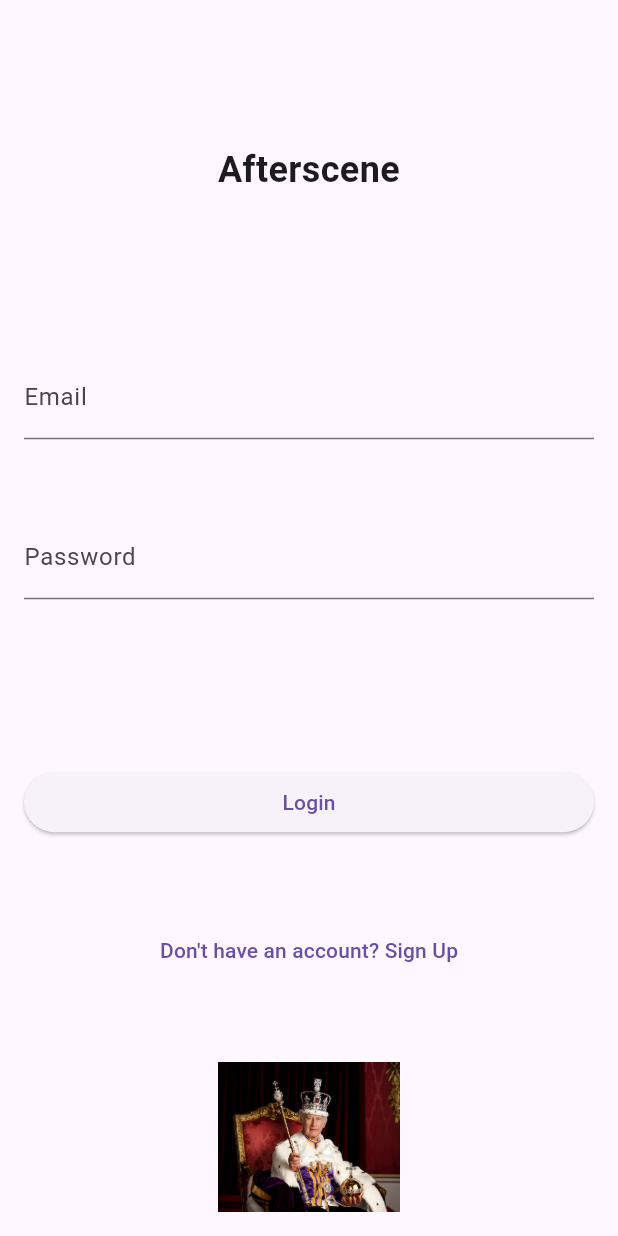
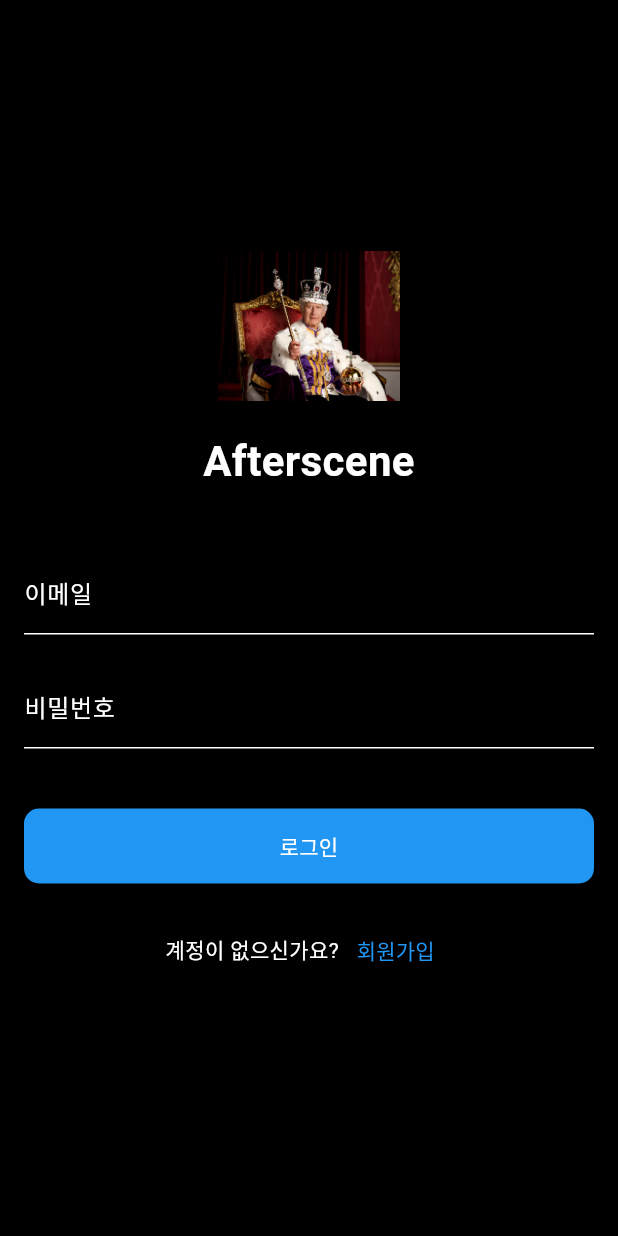
Before and after one commit to shinjhwa/Afterscene, a Flutter app: the screen it shows after launch, on a phone screen of 412 x 824 dp. Run offline on Flutter 3.47's test engine with Material 3 defaults, Android fonts, the phone set to English and light mode, and no system bars; our stand-ins replace cloud_firestore, firebase_auth, firebase_core, firebase_storage, flutter_rating_bar, image_picker and 1 more; accounts and stored records are empty.

Commit message:
9-28 lunch

```diff
--- a/lib/main.dart
+++ b/lib/main.dart
@@ -1,47 +1,92 @@
-// Flutter 앱이 시작되는 지점
 import 'package:flutter/material.dart';
 import 'package:firebase_core/firebase_core.dart';  // Firebase 초기화를 위해 Firebase 관련 패키지 추가
-import 'firebase_options.dart';  // Firebase 설정 파일을 가져옴 (이 파일은 Firebase 프로젝트와 연결되는 설정 정보)
+import 'firebase_options.dart';  // Firebase 설정 파일을 가져옴
 import 'screens/home_screen.dart';  // 홈 화면 UI
 import 'screens/login_screen.dart';  // 로그인 화면 UI
 import 'screens/signup_screen.dart';  // 회원가입 화면 UI
 import 'screens/movie_room_screen.dart';  // 영화 방 UI
 import 'screens/add_movie_screen.dart';  // Add Movie 화면 UI 추가
 import 'screens/my_page_screen.dart';  // My Page 화면 UI 추가
+import 'screens/reply_screen.dart';  // Reply 화면 UI 추가
 
 void main() async {
-  // 비동기 작업을 수행하기 위해 main 함수를 async로 설정
-  WidgetsFlutterBinding.ensureInitialized(); // Flutter의 위젯 시스템을 미리 초기화 (비동기 작업을 위해 필요)
+  WidgetsFlutterBinding.ensureInitialized();
 
-  // Firebase를 앱에 초기화
   await Firebase.initializeApp(
-    options: DefaultFirebaseOptions.currentPlatform,  // Firebase 옵션을 플랫폼별로 초기화 (ios, android, 웹 등)
+    options: DefaultFirebaseOptions.currentPlatform,
   );
 
-  // 앱 실행
-  runApp(MyApp()); // MyApp 클래스를 호출하여 Flutter 앱 실행
+  runApp(MyApp());
 }
 
 class MyApp extends StatelessWidget {
   @override
   Widget build(BuildContext context) {
-    // MaterialApp은 Flutter에서 앱 전체의 기본 구조와 테마를 설정하는 위젯
     return MaterialApp(
-      title: 'Afterscene',  // 앱의 제목, 주로 앱 스위처나 툴바에서 사용
+      title: 'Afterscene',
       theme: ThemeData(
-        primarySwatch: Colors.blue,  // 앱의 기본 색상 팔레트 설정 (파란색 계열)
-        useMaterial3: true,  // Material Design 3 적용 (필요에 따라 활성화 가능)
+        brightness: Brightness.dark,
+        scaffoldBackgroundColor: Colors.black,
+        primarySwatch: Colors.blue,
       ),
-      initialRoute: '/login',  // 앱이 시작될 때 첫 화면을 로그인 화면으로 설정
+      initialRoute: '/login',
       routes: {
-        // 라우팅 설정: 앱에서 페이지 간 이동을 설정하는 부분
-        '/': (context) => HomeScreen(),  // 기본 화면으로 홈 화면 지정
-        '/login': (context) => LoginScreen(),  // '/login' 경로로 이동 시 LoginScreen 호출
-        '/register': (context) => SignUpScreen(),  // '/register' 경로로 이동 시 회원가입 화면 호출
-        '/movie': (context) => MovieRoomScreen(movieTitle: ''),  // 영화 방 화면으로 이동 시 MovieRoomScreen 호출 (초기에는 빈 제목 전달)
-        '/addMovie': (context) => AddMovieScreen(),  // 영화 추가 화면 경로 추가
-        '/myPage': (context) => MyPageScreen(),  // 마이 페이지 화면 경로 추가
+        '/': (context) => MainScreen(),
+        '/login': (context) => LoginScreen(),
+        '/register': (context) => SignUpScreen(),
+        '/addMovie': (context) => AddMovieScreen(),
+        '/myPage': (context) => MyPageScreen(),
+        // 영화 방 및 답글 화면도 네비게이션 바가 있는 MainScreen으로 이동
       },
     );
   }
 }
+
+class MainScreen extends StatefulWidget {
+  final Widget? child; // 새로운 화면을 전달할 수 있도록 child 추가
+
+  MainScreen({this.child}); // 생성자에서 child 전달 가능하게 설정
+
+  @override
+  _MainScreenState createState() => _MainScreenState();
+}
+
+class _MainScreenState extends State<MainScreen> {
+  int _selectedIndex = 0;
+
+  // 화면 선택에 따른 위젯 리스트
+  static List<Widget> _widgetOptions = <Widget>[
+    HomeScreen(),
+    AddMovieScreen(),
+    MyPageScreen(),
+  ];
+
+  @override
+  Widget build(BuildContext context) {
+    return Scaffold(
+      body: widget.child ?? _widgetOptions[_selectedIndex], // 만약 child가 있으면 해당 화면을 보여줌
+      bottomNavigationBar: BottomNavigationBar(
+        items: <BottomNavigationBarItem>[
+          BottomNavigationBarItem(
+            icon: Icon(Icons.home),
+            label: 'Home',
+          ),
+          BottomNavigationBarItem(
+            icon: Icon(Icons.add),
+            label: 'Add Movie',
+          ),
+          BottomNavigationBarItem(
+            icon: Icon(Icons.person),
+            label: 'My Page',
+          ),
+        ],
+        currentIndex: _selectedIndex,
+        onTap: (int index) {
+          setState(() {
+            _selectedIndex = index;
+          });
+        },
+      ),
+    );
+  }
+}
--- a/lib/screens/login_screen.dart
+++ b/lib/screens/login_screen.dart
@@ -26,7 +26,7 @@ class _LoginScreenState extends State<LoginScreen> {
     } on FirebaseAuthException catch (e) {
       // Firebase 인증 실패 시 에러 처리
       ScaffoldMessenger.of(context).showSnackBar(SnackBar(
-        content: Text('Login failed: ${e.message}'),  // 실패 메시지 출력
+        content: Text('로그인 실패: ${e.message}'),  // 실패 메시지 출력
       ));
     } finally {
       setState(() {
@@ -41,51 +41,91 @@ class _LoginScreenState extends State<LoginScreen> {
       body: Padding(
         padding: const EdgeInsets.all(16.0),
         child: Column(
-          mainAxisAlignment: MainAxisAlignment.spaceBetween,
-          crossAxisAlignment: CrossAxisAlignment.stretch,
+          mainAxisAlignment: MainAxisAlignment.center,  // 중앙에 배치
+          crossAxisAlignment: CrossAxisAlignment.stretch,  // 가로로 꽉 채움
           children: [
-            SizedBox(height: 30,),
+            // 상단 이미지 로고
+            Image.asset(
+              'assets/image.jpg',  // 이미지 경로
+              height: 100,  // 이미지 크기
+              fit: BoxFit.contain,  // 이미지 비율 유지
+            ),
+            SizedBox(height: 20),  // 이미지와 텍스트 사이 여백
+            // 앱 이름 텍스트
             const Text(
               'Afterscene',
               style: TextStyle(
-                fontSize: 24,
-                fontWeight: FontWeight.bold,
+                fontSize: 28,  // 텍스트 크기
+                fontWeight: FontWeight.bold,  // 굵은 텍스트
+                color: Colors.white,  // 텍스트 색상 흰색
               ),
               textAlign: TextAlign.center,
             ),
-            SizedBox(height: 5),
-            // 이메일 입력 필드
+            SizedBox(height: 40),  // 앱 이름과 입력 필드 사이 여백
+            // 이메일 입력 필드 (밑줄 스타일 적용)
             TextField(
               controller: emailController,
-              decoration: InputDecoration(labelText: 'Email'),
+              decoration: InputDecoration(
+                labelText: '이메일',  // 라벨을 한글로 변경
+                labelStyle: TextStyle(color: Colors.white),  // 라벨 색상 흰색
+                enabledBorder: UnderlineInputBorder(
+                  borderSide: BorderSide(color: Colors.white),  // 기본 밑줄 색상 흰색
+                ),
+                focusedBorder: UnderlineInputBorder(
+                  borderSide: BorderSide(color: Colors.blue),  // 포커스 시 밑줄 색상 파란색
+                ),
+              ),
+              style: TextStyle(color: Colors.white),  // 입력된 텍스트 색상 흰색
             ),
-            // 비밀번호 입력 필드
+            SizedBox(height: 20),  // 이메일과 비밀번호 입력 칸 사이 여백
+            // 비밀번호 입력 필드 (밑줄 스타일 적용)
             TextField(
               controller: passwordController,
-              decoration: InputDecoration(labelText: 'Password'),
-              obscureText: true,  // 비밀번호 입력 시 텍스트가 숨겨짐
+              obscureText: true,  // 비밀번호 입력 시 텍스트 숨김 처리
+              decoration: InputDecoration(
+                labelText: '비밀번호',  // 라벨을 한글로 변경
+                labelStyle: TextStyle(color: Colors.white),  // 라벨 색상 흰색
+                enabledBorder: UnderlineInputBorder(
+                  borderSide: BorderSide(color: Colors.white),  // 기본 밑줄 색상 흰색
+                ),
+                focusedBorder: UnderlineInputBorder(
+                  borderSide: BorderSide(color: Colors.blue),  // 포커스 시 밑줄 색상 파란색
+                ),
+              ),
+              style: TextStyle(color: Colors.white),  // 입력된 텍스트 색상 흰색
             ),
-            // 로딩 상태일 때 로딩 인디케이터 표시
-            if (isLoading)
-              CircularProgressIndicator(),
-            SizedBox(height: 10),
+            SizedBox(height: 40),  // 입력 필드와 버튼 사이 여백
             // 로그인 버튼
             ElevatedButton(
               onPressed: isLoading ? null : _login,  // 로딩 중에는 버튼 비활성화
-              child: Text('Login'),
+              style: ElevatedButton.styleFrom(
+                backgroundColor: Colors.blue,  // 버튼 배경색을 파란색으로 설정
+                padding: EdgeInsets.symmetric(vertical: 15),  // 버튼 패딩 설정
+                shape: RoundedRectangleBorder(
+                  borderRadius: BorderRadius.circular(10),  // 둥근 모서리 설정
+                ),
+              ),
+              child: Text('로그인', style: TextStyle(color: Colors.white)),  // 한글로 로그인 버튼 텍스트
             ),
-            // 회원가입 화면으로 이동 버튼
-            TextButton(
-              onPressed: () {
-                Navigator.pushNamed(context, '/register');
-              },
-              child: Text('Don\'t have an account? Sign Up'),
-            ),
-            // 예시 이미지 (앱 로고 등)
-            Image.asset(
-              'assets/image.jpg',
-              height: 100,
-              fit: BoxFit.contain,
+            SizedBox(height: 20),  // 로그인 버튼과 텍스트 사이 여백
+            // 하단에 회원가입 텍스트 버튼
+            Row(
+              mainAxisAlignment: MainAxisAlignment.center,
+              children: [
+                Text(
+                  '계정이 없으신가요?',  // 설명 텍스트
+                  style: TextStyle(color: Colors.white),
+                ),
+                TextButton(
+                  onPressed: () {
+                    Navigator.pushNamed(context, '/register');  // 회원가입 화면으로 이동
+                  },
+                  child: Text(
+                    '회원가입',  // 텍스트 버튼
+                    style: TextStyle(color: Colors.blue),  // 파란색 링크 텍스트
+                  ),
+                ),
+              ],
             ),
           ],
         ),
--- a/lib/screens/signup_screen.dart
+++ b/lib/screens/signup_screen.dart
@@ -18,7 +18,7 @@ class _SignUpScreenState extends State<SignUpScreen> {
   final TextEditingController majorController = TextEditingController();
   final List<String> selectedGenres = [];
   File? _profileImage;
-  final List<String> genres = ['Action', 'Comedy', 'Drama', 'Horror', 'Sci-Fi', 'Romance'];
+  final List<String> genres = ['액션', '범죄', 'SF', '코미디', '로맨스 코미디', '스릴러', '공포', '전쟁', '스포츠', '판타지', '음악', '뮤지컬', '멜로'];
   bool isLoading = false;
 
   Future<void> _pickImage() async {
```
Also changed, not shown: lib/screens/add_movie_screen.dart (+0 -31 lines), lib/screens/home_screen.dart (+52 -53 lines), lib/screens/movie_room_screen.dart (+6 -3 lines).
